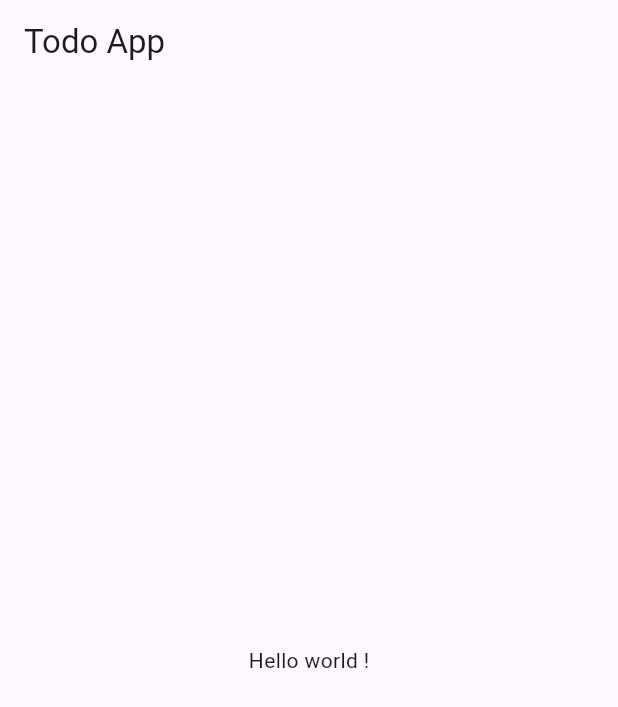
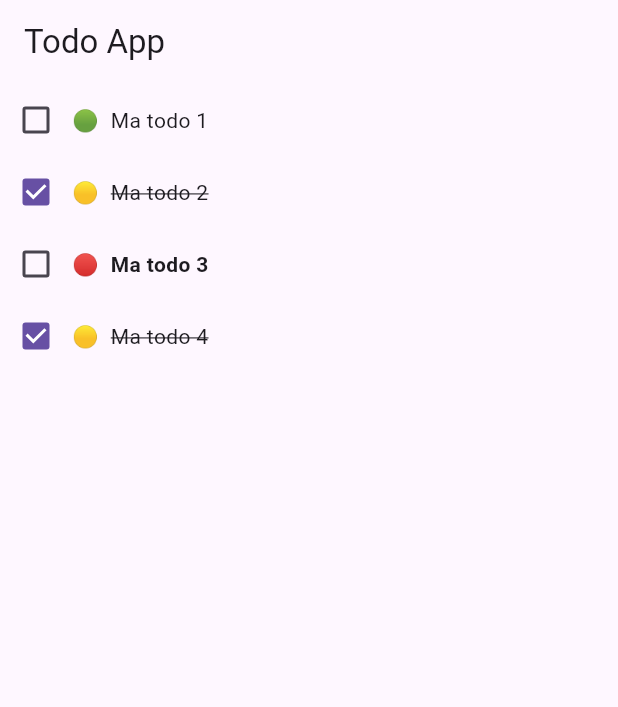
Before and after one commit to Fenysk/4_flutter_todo_app, a Flutter app: the screen it shows after launch, on a phone screen of 412 x 824 dp. Shown: the top 707 px of the screen. Run offline on Flutter 3.47's test engine with Material 3 defaults, Android fonts, the phone set to English and light mode, and no system bars.

Commit message:
✨ TodoApp

```diff
--- /dev/null
+++ b/lib/data/todos_data.dart
@@ -0,0 +1,11 @@
+import 'package:todo_app/models/todo.dart';
+
+final List<Todo> todosData = [
+  Todo(text: 'Ma todo 1', priority: Priority.low),
+  Todo(text: 'Ma todo 2', done: true),
+  Todo(text: 'Ma todo 3', priority: Priority.high),
+  Todo(
+    text: 'Ma todo 4',
+    done: true,
+  ),
+];
--- a/lib/main.dart
+++ b/lib/main.dart
@@ -1,11 +1,21 @@
 import 'package:flutter/material.dart';
+import 'package:todo_app/models/todo.dart';
+import 'package:todo_app/widgets/todo_list.dart';
+import 'package:todo_app/data/todos_data.dart';
 
 void main() {
-  runApp(const TodoApp());
+  runApp(TodoApp());
 }
 
 class TodoApp extends StatelessWidget {
-  const TodoApp({super.key});
+  TodoApp({super.key});
+
+  final List<Todo> myTodos = List.of(todosData);
+
+  void toogleDone(String id, bool isDone) {
+    final todo = myTodos.firstWhere((todo) => todo.id == id);
+    todo.done = isDone;
+  }
 
   @override
   Widget build(BuildContext context) {
@@ -14,8 +24,8 @@ class TodoApp extends StatelessWidget {
         appBar: AppBar(
           title: const Text('Todo App'),
         ),
-        body: const Center(
-          child: Text('Hello world !'),
+        body: Center(
+          child: TodoList(myTodos, onToggleDone: toogleDone),
         ),
       ),
     );
--- /dev/null
+++ b/lib/models/todo.dart
@@ -0,0 +1,28 @@
+import 'package:uuid/uuid.dart';
+
+enum Priority { low, normal, high }
+
+const uuid = Uuid();
+
+get newUuid => 'todo_${uuid.v4().replaceAll('-', '').substring(0, 8)}';
+
+const Map<Priority, String> priorityEmojis = {
+  Priority.low: '🟢',
+  Priority.normal: '🟡',
+  Priority.high: '🔴',
+};
+
+class Todo {
+  Todo({
+    required this.text,
+    this.priority = Priority.normal,
+    this.done = false,
+  });
+
+  final String id = newUuid;
+  final String text;
+  final Priority priority;
+  bool done;
+
+  get priorityEmoji => priorityEmojis[priority];
+}
--- /dev/null
+++ b/lib/widgets/todo_item.dart
@@ -0,0 +1,44 @@
+import 'package:flutter/material.dart';
+import 'package:todo_app/models/todo.dart';
+
+class TodoItem extends StatefulWidget {
+  const TodoItem({super.key, required this.todo, required this.onToggleDone});
+
+  final Todo todo;
+  final void Function(String id, bool isDone) onToggleDone;
+
+  @override
+  State<TodoItem> createState() => _TodoItemState();
+}
+
+class _TodoItemState extends State<TodoItem> {
+  void _setDone(bool? isChecked) {
+    setState(() {
+      widget.onToggleDone(widget.todo.id, isChecked!);
+    });
+  }
+
+  @override
+  Widget build(BuildContext context) {
+    return Row(
+      children: [
+        Checkbox(
+          value: widget.todo.done,
+          onChanged: _setDone,
+        ),
+        Text(widget.todo.priorityEmoji),
+        const SizedBox(width: 8.0),
+        Text(
+          widget.todo.text,
+          style: TextStyle(
+            decoration: widget.todo.done ? TextDecoration.lineThrough : null,
+            fontWeight:
+                !widget.todo.done && widget.todo.priority == Priority.high
+                    ? FontWeight.bold
+                    : null,
+          ),
+        ),
+      ],
+    );
+  }
+}
--- /dev/null
+++ b/lib/widgets/todo_list.dart
@@ -0,0 +1,32 @@
+import 'package:flutter/material.dart';
+import 'package:todo_app/models/todo.dart';
+import 'package:todo_app/widgets/todo_item.dart';
+
+class TodoList extends StatefulWidget {
+  const TodoList(this.todos, {super.key, required this.onToggleDone});
+
+  final List<Todo> todos;
+  final void Function(String id, bool isDone) onToggleDone;
+
+  @override
+  State<TodoList> createState() => _TodoListState();
+}
+
+class _TodoListState extends State<TodoList> {
+  void onToggleDone(String id, bool isDone) {
+    setState(() {
+      widget.onToggleDone(id, isDone);
+    });
+  }
+
+  @override
+  Widget build(BuildContext context) {
+    return ListView.builder(
+      itemCount: widget.todos.length,
+      itemBuilder: ((context, index) => TodoItem(
+            todo: widget.todos[index],
+            onToggleDone: onToggleDone,
+          )),
+    );
+  }
+}
--- a/pubspec.yaml
+++ b/pubspec.yaml
@@ -9,6 +9,7 @@ environment:
 dependencies:
   flutter:
     sdk: flutter
+  uuid: ^4.4.0
 
 dev_dependencies:
   flutter_test:
```
Also changed, not shown: pubspec.lock.
